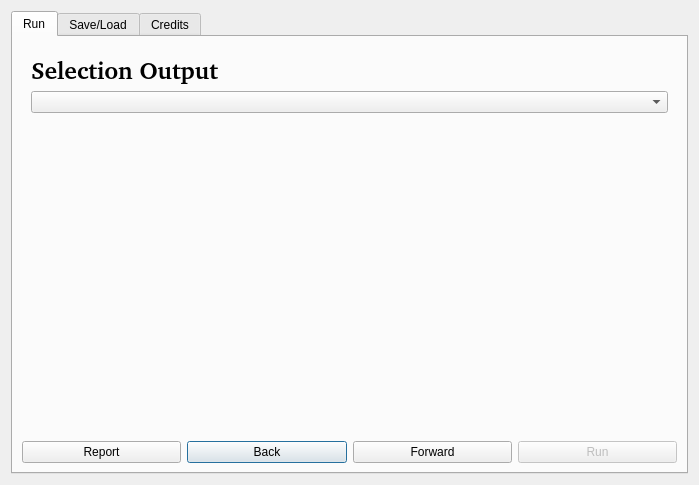
This is arpap_spatialreport_dialog_base.ui in gis3w/ARPAP_SpatialReport as Qt 5 draws it before an edit. The edited form follows.
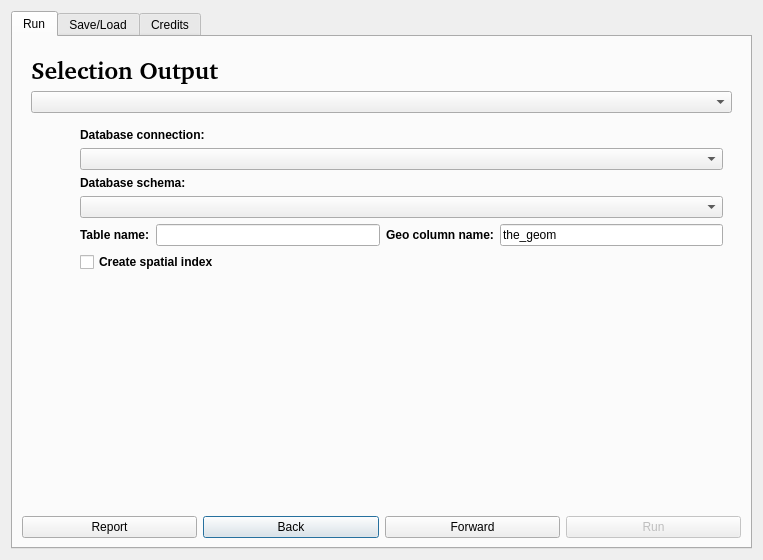
This is the edited form. The open tabs and pages were chosen to show the change.

The edit to the form file:
```diff
--- a/arpap_spatialreport_dialog_base.ui
+++ b/arpap_spatialreport_dialog_base.ui
@@ -6,8 +6,8 @@
    <rect>
     <x>0</x>
     <y>0</y>
-    <width>699</width>
-    <height>485</height>
+    <width>763</width>
+    <height>560</height>
    </rect>
   </property>
   <property name="windowTitle">
@@ -581,7 +581,112 @@
                    </item>
                   </layout>
                  </widget>
-                 <widget class="QWidget" name="pageOutputPostgis"/>
+                 <widget class="QWidget" name="pageOutputPostgis">
+                  <layout class="QVBoxLayout" name="verticalLayout_10">
+                   <item>
+                    <widget class="QLabel" name="labelDbConnectionSelect">
+                     <property name="font">
+                      <font>
+                       <weight>75</weight>
+                       <bold>true</bold>
+                      </font>
+                     </property>
+                     <property name="text">
+                      <string>Database connection:</string>
+                     </property>
+                    </widget>
+                   </item>
+                   <item>
+                    <widget class="QComboBox" name="dbConnectionSelect"/>
+                   </item>
+                   <item>
+                    <widget class="QLabel" name="labelDbSchemaSelect">
+                     <property name="font">
+                      <font>
+                       <weight>75</weight>
+                       <bold>true</bold>
+                      </font>
+                     </property>
+                     <property name="text">
+                      <string>Database schema:</string>
+                     </property>
+                    </widget>
+                   </item>
+                   <item>
+                    <widget class="QComboBox" name="dbSchemaSelect"/>
+                   </item>
+                   <item>
+                    <layout class="QHBoxLayout" name="horizontalLayout_7">
+                     <item>
+                      <widget class="QLabel" name="labelDbTable">
+                       <property name="font">
+                        <font>
+                         <weight>75</weight>
+                         <bold>true</bold>
+                        </font>
+                       </property>
+                       <property name="text">
+                        <string>Table name:</string>
+                       </property>
+                      </widget>
+                     </item>
+                     <item>
+                      <widget class="QLineEdit" name="tableName"/>
+                     </item>
+                     <item>
+                      <widget class="QLabel" name="labelDbGeoColumn">
+                       <property name="font">
+                        <font>
+                         <weight>75</weight>
+                         <bold>true</bold>
+                        </font>
+                       </property>
+                       <property name="text">
+                        <string>Geo column name:</string>
+                       </property>
+                      </widget>
+                     </item>
+                     <item>
+                      <widget class="QLineEdit" name="geoColumnName">
+                       <property name="text">
+                        <string>the_geom</string>
+                       </property>
+                      </widget>
+                     </item>
+                    </layout>
+                   </item>
+                   <item>
+                    <layout class="QHBoxLayout" name="horizontalLayout_8">
+                     <item>
+                      <widget class="QCheckBox" name="spatialIndexCheckbox">
+                       <property name="font">
+                        <font>
+                         <weight>75</weight>
+                         <bold>true</bold>
+                        </font>
+                       </property>
+                       <property name="text">
+                        <string>Create spatial index</string>
+                       </property>
+                      </widget>
+                     </item>
+                    </layout>
+                   </item>
+                   <item>
+                    <spacer name="verticalSpacer_3">
+                     <property name="orientation">
+                      <enum>Qt::Vertical</enum>
+                     </property>
+                     <property name="sizeHint" stdset="0">
+                      <size>
+                       <width>20</width>
+                       <height>40</height>
+                      </size>
+                     </property>
+                    </spacer>
+                   </item>
+                  </layout>
+                 </widget>
                 </widget>
                </item>
               </layout>
```
Left out of the diff: 4 changed lines with no effect on the pictures.
